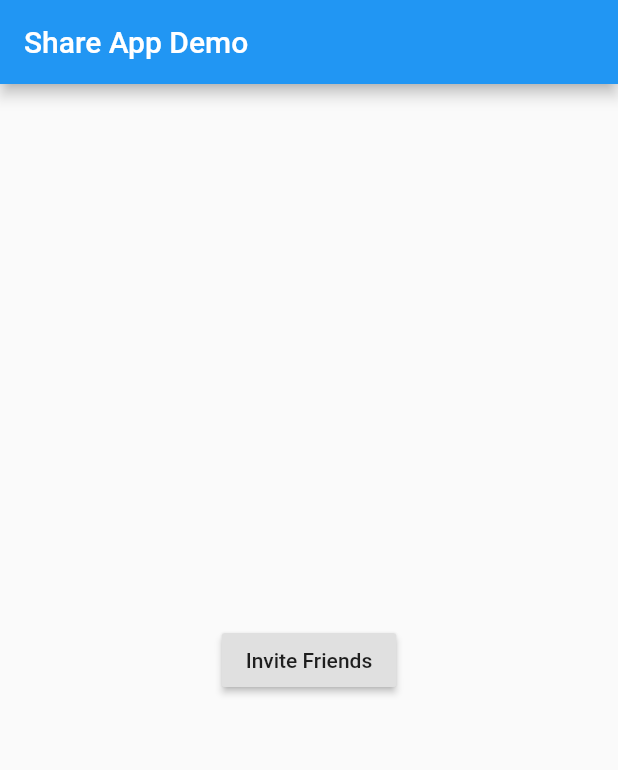
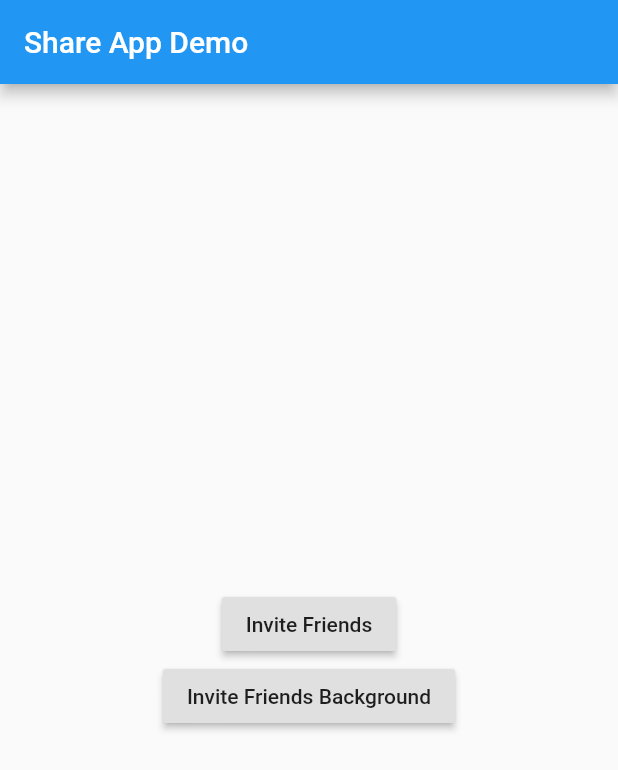
Before and after one commit to TechnoPrashant/flutter-share-apps-SDK-example, a Flutter app: the screen it shows after launch, after a tap on "Invite Friends", on a phone screen of 412 x 824 dp. Shown: the top 770 px of the screen. Run offline on Flutter 3.47's test engine with Material 2 defaults, Android fonts, the phone set to English and light mode, and no system bars; missing offline and left inert: share_apps.

Commit message:
update methods

```diff
--- a/lib/main.dart
+++ b/lib/main.dart
@@ -2,7 +2,7 @@ import 'package:flutter/material.dart';
 import 'package:share_apps/share_apps.dart';
 
 void main() {
-  ShareApps.init(AppId: 'XXXXXXXXXX', secrateKey: 'XXXXXXXXXXXX');
+  ShareApps.init(appId: 'XXXXXXXXXX', secreteKey: 'XXXXXXXXXXXX');
   runApp(MyApp());
 }
 
@@ -28,11 +28,30 @@ class _MyHomePageState extends State<MyHomePage> {
         title: Text('Share App Demo'),
       ),
       body: Center(
-        child: RaisedButton(
-          child: Text('Invite Friends'),
-          onPressed: () {
-            ShareApps.sendInvitation(context: context);
-          },
+        child: Column(
+          crossAxisAlignment: CrossAxisAlignment.center,
+          mainAxisAlignment: MainAxisAlignment.center,
+          children: [
+            RaisedButton(
+              child: Text('Invite Friends'),
+              onPressed: () {
+                ShareApps.sendInvitation(context: context);
+              },
+            ),
+            RaisedButton(
+              child: Text('Invite Friends Background'),
+              onPressed: () {
+                ShareApps.sendInvitationInBackground(
+                    context: context,
+                    firstName: 'ABC',
+                    lastName: 'XYZ',
+                    countryName: 'United States',
+                    email: 'xyz@gmail.com',
+                    language: 'ENGLISH',
+                    number: '444123456');
+              },
+            ),
+          ],
         ),
       ),
     );
--- a/pubspec.yaml
+++ b/pubspec.yaml
@@ -28,7 +28,7 @@ dependencies:
   # The following adds the Cupertino Icons font to your application.
   # Use with the CupertinoIcons class for iOS style icons.
   cupertino_icons: ^0.1.3
-  share_apps: ^0.0.11
+  share_apps: ^0.0.16
 
 dev_dependencies:
   flutter_test:
```
Also changed, not shown: 6 other files.
